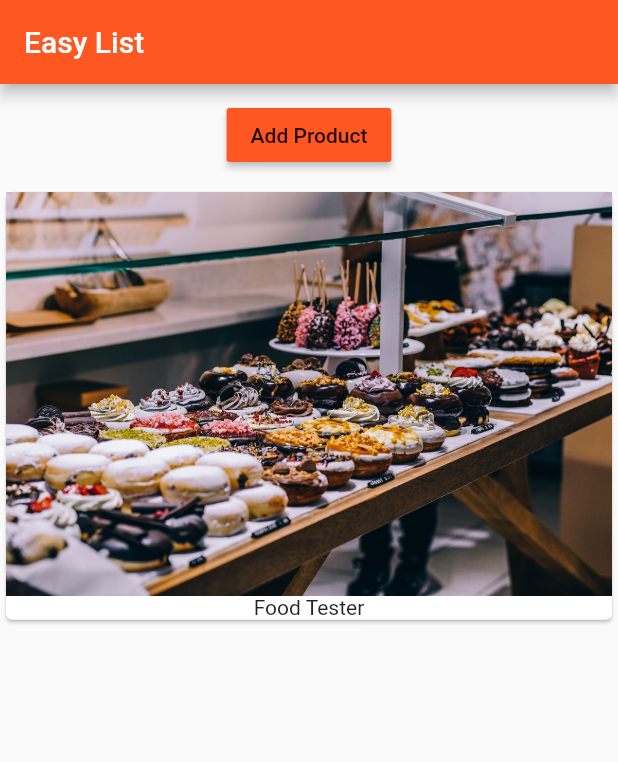
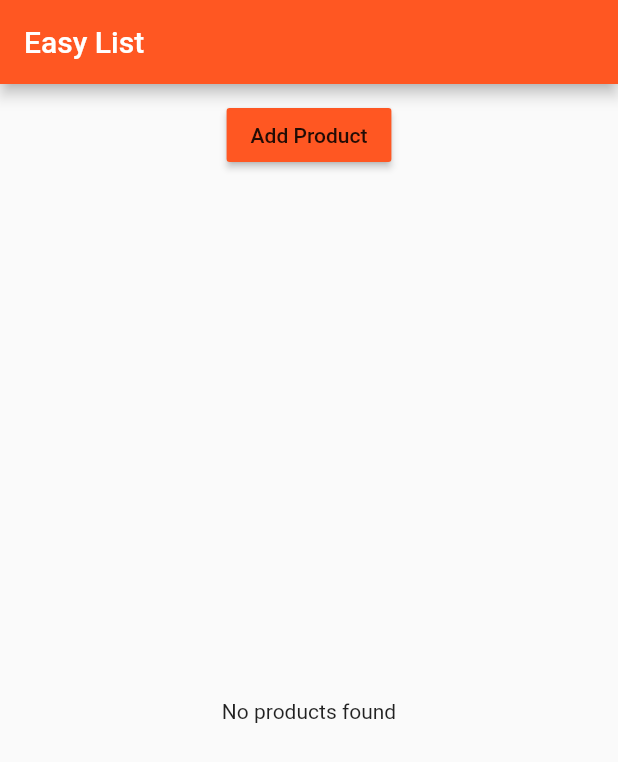
Before and after one commit to weicht/flutter_course, a Flutter app: the screen it shows after launch, on a phone screen of 412 x 824 dp. Shown: the top 762 px of the screen. Run offline on Flutter 3.47's test engine with Material 2 defaults, Android fonts, the phone set to English and light mode, and no system bars.

Commit message:
added optional display

```diff
--- a/lib/main.dart
+++ b/lib/main.dart
@@ -28,7 +28,8 @@ class MyApp extends StatelessWidget {
             appBar: AppBar(
               title: Text('Easy List'),
             ),
-            body: ProductManager(startingProduct: 'Food Tester')));
+            body: ProductManager()
+        ));
   }
 }
 
--- a/lib/product_manager.dart
+++ b/lib/product_manager.dart
@@ -6,7 +6,7 @@ import './product_control.dart';
 class ProductManager extends StatefulWidget {
   final String startingProduct;
 
-  ProductManager({this.startingProduct = 'Sweets Tester'}) {
+  ProductManager({this.startingProduct}) {
     print('[ProductManager Widget] Constructor');
   }
 
@@ -23,7 +23,9 @@ class _ProductManagerState extends State<ProductManager> {
   @override
   void initState() {
     super.initState();
-    _products.add(widget.startingProduct);
+    if(widget.startingProduct != null){
+      _products.add(widget.startingProduct);
+    }
   }
 
   @override
--- a/lib/products.dart
+++ b/lib/products.dart
@@ -18,20 +18,9 @@ class Products extends StatelessWidget {
 
   @override
   Widget build(BuildContext context) {
-    return ListView.builder(
+    return products.length > 0 ? ListView.builder(
       itemBuilder: _buildProductItem,
       itemCount: products.length,
-    );
-//      (
-//      children: products.map((element) => Card(
-//        child: Column(
-//          children: <Widget>[
-//            Image.asset('assets/food.jpg'),
-//            Text(element)
-//          ],
-//        ),
-//      ))
-//          .toList(),
-//    );
+    ) : Center(child:Text('No products found'));
   }
 }
```
